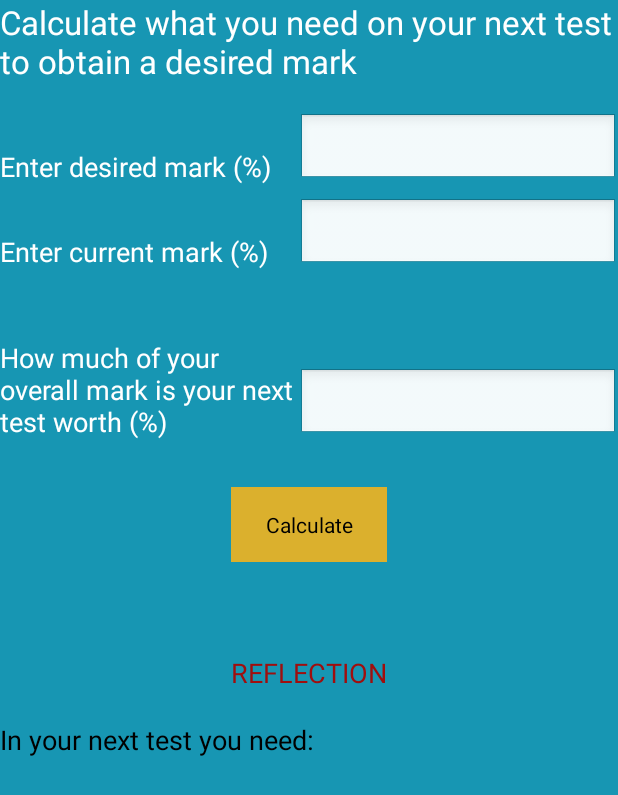
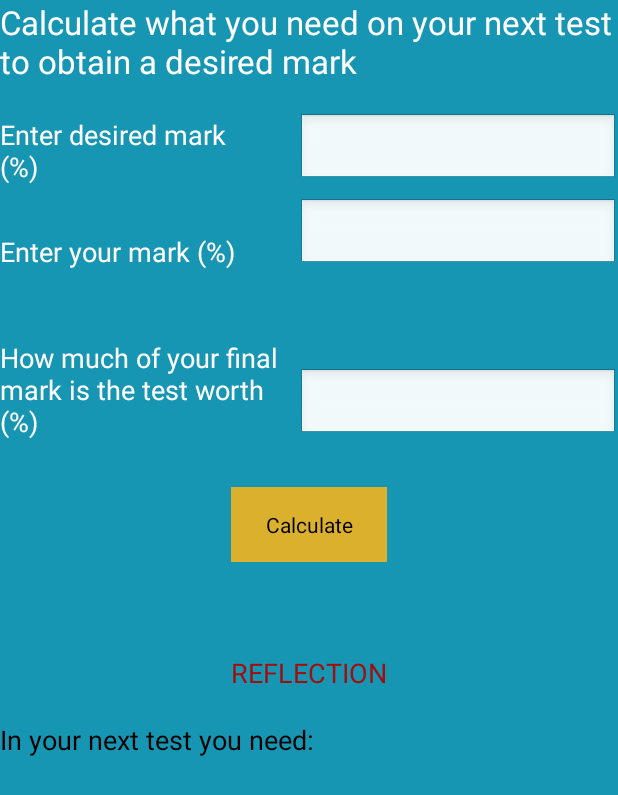
Before and after one commit to hrutvik1/SchoolPersonalizeApp, an Android app: the ReflectionActivity screen opened directly, with no data from a screen before it, on a phone screen of 412 x 824 dp. Shown: the top 795 px of the screen. Run offline under Robolectric (Android 15) with nearby library versions, the phone set to English and light mode, and no system bars.

Commit message:
included javadoc and changed the reflection layout

```diff
--- a/app/src/main/res/layout/activity_reflection.xml
+++ b/app/src/main/res/layout/activity_reflection.xml
@@ -10,7 +10,8 @@
         android:text="Enter desired mark (%)"
         android:id="@+id/textView2"
         android:layout_alignBottom="@+id/editTextDesiredMark"
-        android:layout_alignParentStart="true" />
+        android:layout_alignParentStart="true"
+        android:layout_alignEnd="@+id/textView13" />
 
     <EditText
         android:layout_width="wrap_content"
@@ -26,7 +27,7 @@
         android:layout_width="wrap_content"
         android:layout_height="wrap_content"
         android:textAppearance="?android:attr/textAppearanceMedium"
-        android:text="Enter current mark (%)"
+        android:text="Enter your mark (%)"
         android:id="@+id/textView13"
         android:layout_below="@+id/textView2"
         android:layout_alignParentStart="true"
@@ -66,7 +67,7 @@
         android:layout_width="wrap_content"
         android:layout_height="wrap_content"
         android:textAppearance="?android:attr/textAppearanceMedium"
-        android:text="How much of your overall mark is your next test worth (%)"
+        android:text="How much of your final mark is the test worth (%)"
         android:id="@+id/textView15"
         android:layout_below="@+id/editTextCurrentMark"
         android:layout_alignParentStart="true"
--- a/app/src/main/res/values/strings.xml
+++ b/app/src/main/res/values/strings.xml
@@ -1,8 +1,7 @@
 <resources>
     <string name="app_name">SchoolManager</string>
     <string name="start">Weighted Average Calculator</string>
-    <string name="set_goals">Set Goals with Reminders</string>
+    <string name="set_goals">Set Goals</string>
     <string name="settings">Change Weight of Categories For Weighted Average Calculator</string>
     <string name="mark_reflection">Mark Reflection</string>
-
 </resources>
```
Also changed, not shown: app/src/main/java/com/example/hrutvik/schoolpersonalizeapp/ManageMarks.java (+22 -17 lines), app/src/main/java/com/example/hrutvik/schoolpersonalizeapp/Marks.java (+47 -1 lines), app/src/main/java/com/example/hrutvik/schoolpersonalizeapp/ReflectionActivity.java (+24 -3 lines), app/src/main/java/com/example/hrutvik/schoolpersonalizeapp/SettingsActivity.java (+17 -6 lines), app/src/main/java/com/example/hrutvik/schoolpersonalizeapp/TitleActivity.java (+40 -10 lines).
